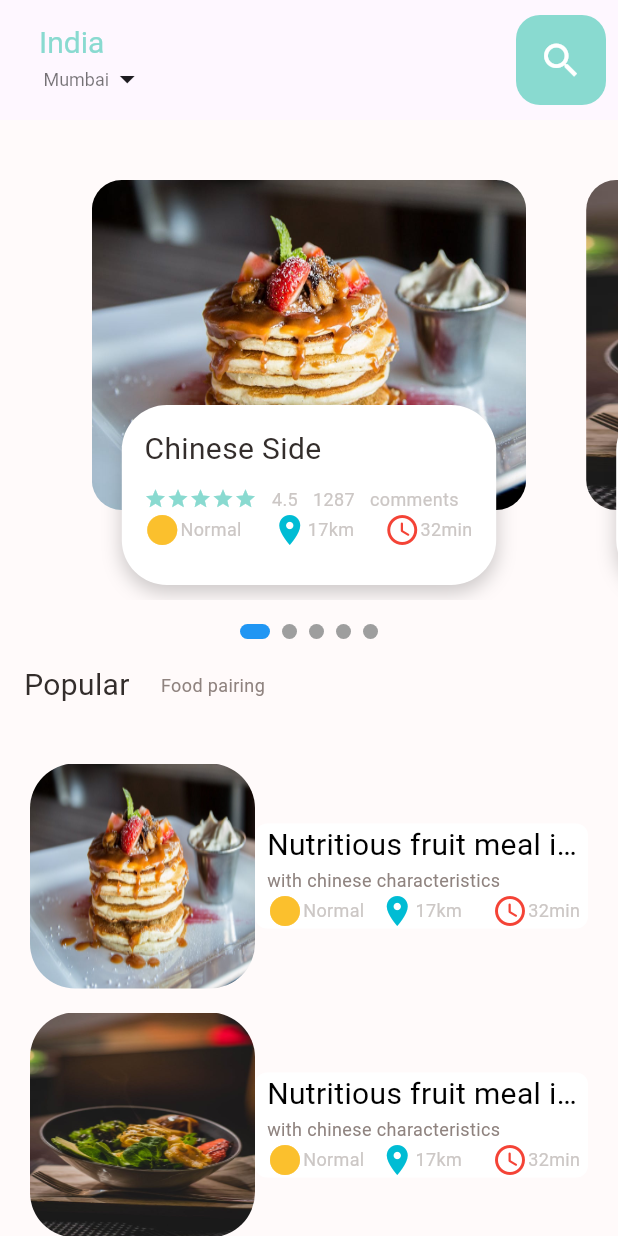
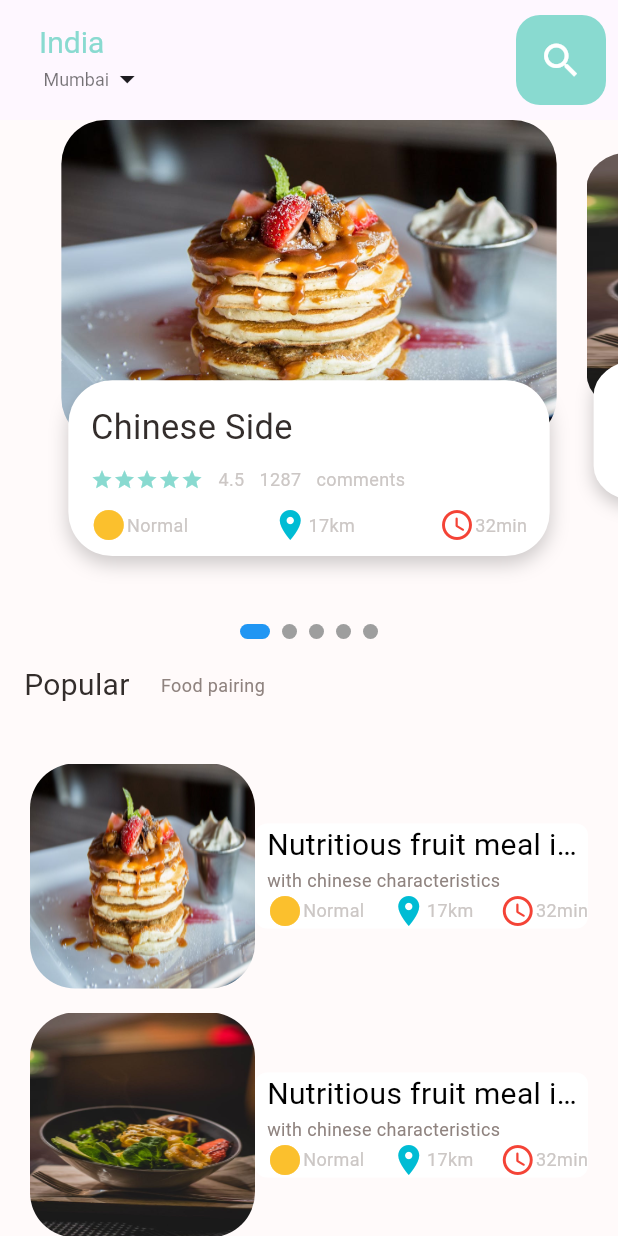
Before and after one commit to AnshChugh/swigato, a Flutter app: the screen it shows after launch, on a phone screen of 412 x 824 dp. Run offline on Flutter 3.47's test engine with Material 3 defaults, Android fonts, the phone set to English and light mode, and no system bars; our stand-ins replace get.

Commit message:
implemented popular food detail page

```diff
--- /dev/null
+++ b/lib/dimensions.dart
@@ -0,0 +1,36 @@
+import 'package:get/get.dart';
+
+class Dimensions {
+  static double screenHeight = Get.context!.height;
+  static double screenWidth = Get.context!.width;
+
+  static double pageViewContainer = screenHeight / 3.84;
+  static double pageViewTextContainer = screenHeight / 7.03;
+
+  // dynamic height padding and margin
+  static double height10 = screenHeight / 84.4;
+  static double height15 = screenHeight / 56.27;
+  static double height20 = screenHeight / 42.2;
+  static double height30 = screenHeight / 28.12;
+  static double height45 = screenHeight / 18.76;
+
+  static double popularFoodImgSize = screenHeight / 2.41;
+
+  // dynamic width padding and margin
+  static double width10 = screenWidth / 84.4;
+  static double width15 = screenWidth / 56.27;
+  static double width20 = screenWidth / 42.2;
+  static double width30 = screenWidth / 28.12;
+  static double width45 = screenWidth / 18.76;
+
+  static double font15 = screenHeight / 56.27;
+  static double font20 = screenHeight / 42.2;
+  static double font26 = screenHeight / 36;
+
+  static double iconSize24 = screenWidth / 35.17;
+  static double iconSize16 = screenWidth / 52.75;
+
+  static double radius10 = screenHeight / 56.27;
+  static double radius20 = screenHeight / 42.2;
+  static double radius30 = screenHeight / 28.13;
+}
--- a/lib/main.dart
+++ b/lib/main.dart
@@ -1,6 +1,7 @@
 import 'package:flutter/material.dart';
+import 'package:get/get.dart';
 
-import 'home/main_food_page.dart';
+import 'pages/home_page/main_food_page.dart';
 
 void main() {
   runApp(const MyApp());
@@ -12,7 +13,7 @@ class MyApp extends StatelessWidget {
   // This widget is the root of your application.
   @override
   Widget build(BuildContext context) {
-    return MaterialApp(
+    return GetMaterialApp(
       title: 'Flutter Demo',
       theme: ThemeData(
           useMaterial3: true,
--- a/lib/home/main_food_page.dart
+++ b/lib/pages/home_page/main_food_page.dart
@@ -1,6 +1,11 @@
 import 'package:flutter/material.dart';
+import 'package:get/get.dart';
 import 'package:swigato/colors.dart';
+import 'package:swigato/dimensions.dart';
+import 'package:swigato/pages/food/popular_food_detail.dart';
+import 'package:swigato/widgets/app_column.dart';
 import 'package:swigato/widgets/big_text.dart';
+import 'package:swigato/widgets/icon_and_text_widget.dart';
 import 'package:swigato/widgets/small_text.dart';
 
 class MainFoodPage extends StatefulWidget {
@@ -12,36 +17,61 @@ class MainFoodPage extends StatefulWidget {
 
 class _MainFoodPageState extends State<MainFoodPage> {
   int _currPageIndex = 0;
+  final double _scaleFactor = 0.80;
+  final double _height = Dimensions.pageViewContainer;
 
   //
-  final PageController _pageController = PageController(viewportFraction: 0.8);
+  final PageController _pageController = PageController(viewportFraction: 0.85);
 
   Widget _buildPageItem(int index) {
-    return Stack(
+    Matrix4 matrix = Matrix4.identity();
+    if (index == _currPageIndex.floor()) {
+      var currScale = 1 - (_currPageIndex - index) * (1 - _scaleFactor);
+      var currTrans = _height * (1 - currScale) / 2;
+
+      matrix = Matrix4.diagonal3Values(1, currScale, 1)
+        ..setTranslationRaw(0, currTrans, 0);
+    } else if (index == _currPageIndex.floor() + 1) {
+      var currScale =
+          _scaleFactor + (_currPageIndex - index + 1) * (1 - _scaleFactor);
+      var currTrans = _height * (1 - currScale) / 2;
+      matrix = Matrix4.diagonal3Values(1, currScale, 1)
+        ..setTranslationRaw(0, currTrans, 0);
+    } else if (index == _currPageIndex.floor() - 1) {
+      var currScale = 1 - (_currPageIndex - index) * (1 - _scaleFactor);
+      var currTrans = _height * (1 - currScale) / 2;
+      matrix = Matrix4.diagonal3Values(1, currScale, 1)
+        ..setTranslationRaw(0, currTrans, 0);
+    }
+
+    return Transform(
+      transform: matrix,
+      child: GestureDetector(
+        onTap: () {
+          Get.to(() => PopularFoodDetail());
+        },
+        child: Stack(
           children: [
-        // Bottom rectangle
-        Positioned(
-          left: 20,
-          right: 20,
-          top: 40,
-          child: Container(
-              height: 220,
+            Container(
+                height: _height,
+                margin: EdgeInsets.only(left: 10, right: 10),
                 decoration: BoxDecoration(
-                borderRadius: BorderRadius.circular(20),
+                  borderRadius: BorderRadius.circular(Dimensions.radius30),
                   image: DecorationImage(
                       fit: BoxFit.fill,
                       image: AssetImage('assets/images/image${index % 2}.jpg')),
                 )),
-        ),
             // bottom  rectangle
-        Positioned(
-          left: 40,
-          right: 40,
-          bottom: 10,
+            Align(
+              alignment: Alignment.bottomCenter,
               child: Container(
-            height: 120,
+                margin: EdgeInsets.only(
+                    left: Dimensions.width30,
+                    right: Dimensions.width30,
+                    bottom: Dimensions.height30),
+                height: Dimensions.pageViewTextContainer,
                 decoration: BoxDecoration(
-                borderRadius: BorderRadius.circular(30),
+                    borderRadius: BorderRadius.circular(Dimensions.radius30),
                     color: Colors.white,
                     boxShadow: [
                       BoxShadow(
@@ -53,88 +83,15 @@ class _MainFoodPageState extends State<MainFoodPage> {
                 child: Padding(
                   padding: const EdgeInsets.only(
                       top: 15, left: 15, right: 15, bottom: 10),
-              child: Column(
-                crossAxisAlignment: CrossAxisAlignment.start,
-                children: [
-                  BigText(
+                  child: AppColumn(
                     text: "Chinese Side",
-                    color: AppColors.mainBlackColor,
-                  ),
-                  SizedBox(
-                    height: 10,
-                  ),
-                  Row(
-                    children: [
-                      Wrap(
-                        children: List.generate(
-                            5,
-                            (index) => Icon(
-                                  Icons.star,
-                                  color: AppColors.mainColor,
-                                  size: 15,
-                                )),
-                      ),
-                      SizedBox(
-                        width: 10,
-                      ),
-                      SmallText(
-                        text: "4.5",
-                        color: AppColors.textColor,
-                      ),
-                      SizedBox(
-                        width: 10,
-                      ),
-                      SmallText(
-                        text: "1287",
-                        color: AppColors.textColor,
-                      ),
-                      SizedBox(width: 10),
-                      SmallText(
-                        text: "comments",
-                        color: AppColors.textColor,
-                      )
-                    ],
-                  ),
-                  Row(
-                    children: [
-                      Icon(
-                        Icons.circle,
-                        color: Colors.yellow.shade700,
-                      ),
-                      SmallText(
-                        text: "Normal",
-                        color: AppColors.textColor,
-                      ),
-                      SizedBox(
-                        width: 20,
-                      ),
-                      Icon(
-                        Icons.location_on,
-                        color: Colors.cyan,
-                      ),
-                      SmallText(
-                        text: "17km",
-                        color: AppColors.textColor,
-                      ),
-                      SizedBox(
-                        width: 20,
-                      ),
-                      Icon(
-                        Icons.access_time_rounded,
-                        color: Colors.red,
-                      ),
-                      SmallText(
-                        text: "32min",
-                        color: AppColors.textColor,
-                      ),
-                    ],
-                  ),
-                ],
                   ),
                 ),
               ),
             ),
           ],
+        ),
+      ),
     );
   }
 
@@ -179,6 +136,8 @@ class _MainFoodPageState extends State<MainFoodPage> {
         ],
       ),
       body: CustomScrollView(
+        shrinkWrap: true,
+        physics: BouncingScrollPhysics(),
         slivers: [
           SliverToBoxAdapter(
             child: Column(
@@ -283,37 +242,20 @@ class _MainFoodPageState extends State<MainFoodPage> {
                     color: AppColors.paraColor,
                   ),
                   Row(
+                    mainAxisAlignment: MainAxisAlignment.spaceBetween,
                     children: [
-                      Icon(
-                        Icons.circle,
-                        color: Colors.yellow.shade700,
-                      ),
-                      SmallText(
+                      IconAndTextWidget(
+                          icon: Icons.circle,
                           text: "Normal",
-                        color: AppColors.textColor,
-                      ),
-                      SizedBox(
-                        width: 10,
-                      ),
-                      Icon(
-                        Icons.location_on,
-                        color: Colors.cyan,
-                      ),
-                      SmallText(
+                          color: Colors.yellow.shade700),
+                      IconAndTextWidget(
+                          icon: Icons.location_on,
                           text: "17km",
-                        color: AppColors.textColor,
-                      ),
-                      SizedBox(
-                        width: 20,
-                      ),
-                      Icon(
-                        Icons.access_time_rounded,
-                        color: Colors.red,
-                      ),
-                      SmallText(
+                          color: Colors.cyan),
+                      IconAndTextWidget(
+                          icon: Icons.access_time_rounded,
                           text: "32min",
-                        color: AppColors.textColor,
-                      ),
+                          color: Colors.red),
                     ],
                   ),
                 ],
--- /dev/null
+++ b/lib/widgets/app_column.dart
@@ -0,0 +1,78 @@
+import 'package:flutter/material.dart';
+import 'package:swigato/colors.dart';
+import 'package:swigato/dimensions.dart';
+import 'package:swigato/widgets/big_text.dart';
+import 'package:swigato/widgets/icon_and_text_widget.dart';
+import 'package:swigato/widgets/small_text.dart';
+
+class AppColumn extends StatelessWidget {
+  final String text;
+  const AppColumn({super.key, required this.text});
+
+  @override
+  Widget build(BuildContext context) {
+    return Column(
+      crossAxisAlignment: CrossAxisAlignment.start,
+      children: [
+        BigText(
+          text: text,
+          color: AppColors.mainBlackColor,
+          size: Dimensions.font26,
+        ),
+        SizedBox(
+          height: Dimensions.height10,
+        ),
+        Row(
+          children: [
+            Wrap(
+              children: List.generate(
+                  5,
+                  (index) => Icon(
+                        Icons.star,
+                        color: AppColors.mainColor,
+                        size: 15,
+                      )),
+            ),
+            SizedBox(
+              width: 10,
+            ),
+            SmallText(
+              text: "4.5",
+              color: AppColors.textColor,
+            ),
+            SizedBox(
+              width: 10,
+            ),
+            SmallText(
+              text: "1287",
+              color: AppColors.textColor,
+            ),
+            SizedBox(width: 10),
+            SmallText(
+              text: "comments",
+              color: AppColors.textColor,
+            )
+          ],
+        ),
+        SizedBox(
+          height: Dimensions.height10,
+        ),
+        Row(
+          mainAxisAlignment: MainAxisAlignment.spaceBetween,
+          children: [
+            IconAndTextWidget(
+                icon: Icons.circle,
+                text: "Normal",
+                color: Colors.yellow.shade700),
+            IconAndTextWidget(
+                icon: Icons.location_on, text: "17km", color: Colors.cyan),
+            IconAndTextWidget(
+                icon: Icons.access_time_rounded,
+                text: "32min",
+                color: Colors.red),
+          ],
+        ),
+      ],
+    );
+  }
+}
--- /dev/null
+++ b/lib/widgets/icon_and_text_widget.dart
@@ -0,0 +1,30 @@
+import 'package:flutter/material.dart';
+import 'package:swigato/colors.dart';
+import 'package:swigato/widgets/small_text.dart';
+
+class IconAndTextWidget extends StatelessWidget {
+  final IconData icon;
+  final String text;
+  final Color color;
+
+  const IconAndTextWidget(
+      {super.key, required this.icon, required this.text, required this.color});
+
+  @override
+  Widget build(BuildContext context) {
+    return SizedBox(
+      child: Row(
+        children: [
+          Icon(
+            icon,
+            color: color,
+          ),
+          SmallText(
+            text: text,
+            color: AppColors.textColor,
+          )
+        ],
+      ),
+    );
+  }
+}
--- a/lib/widgets/small_text.dart
+++ b/lib/widgets/small_text.dart
@@ -19,7 +19,6 @@ class SmallText extends StatelessWidget {
     return Text(
       text,
       style: TextStyle(fontSize: size, color: color),
-
       maxLines: 1,
     );
   }
--- a/pubspec.yaml
+++ b/pubspec.yaml
@@ -34,6 +34,9 @@ dependencies:
   # The following adds the Cupertino Icons font to your application.
   # Use with the CupertinoIcons class for iOS style icons.
   cupertino_icons: ^1.0.8
+
+  #getX??
+  get: ^4.6.6
 
 dev_dependencies:
   flutter_test:
```
Also changed, not shown: lib/pages/food/popular_food_detail.dart (added, +86 -0 lines), lib/widgets/app_icon.dart (added, +32 -0 lines), lib/widgets/paragraph.dart (added, +53 -0 lines), lib/widgets/price_counter.dart (added, +92 -0 lines), progress/update2.JPG (added), pubspec.lock, 1 other file. Lines whose indentation alone changed are shown as unchanged.
